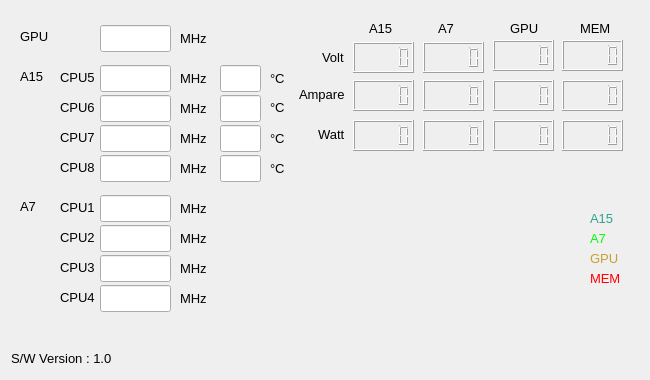
First picture: the form in displaysysinfo.ui, repository leeseungcheol/EnergyMonitor, before the edit.
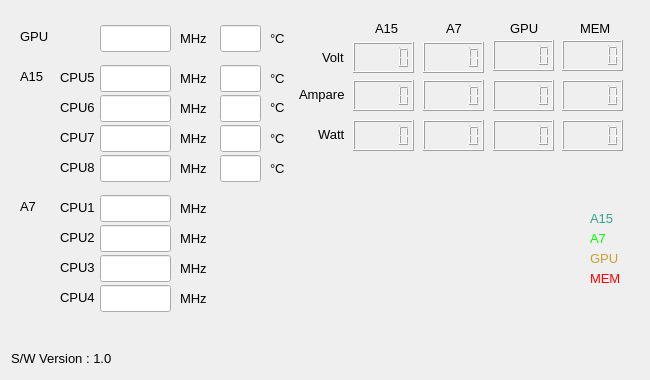
Second picture: the form after the edit. Custom widgets are drawn as their Qt base class.

Commit message: update xu3 system info v1.0

Patch:
```diff
--- a/displaysysinfo.ui
+++ b/displaysysinfo.ui
@@ -566,7 +566,7 @@
   <widget class="QLabel" name="label_13">
    <property name="geometry">
     <rect>
-     <x>369</x>
+     <x>375</x>
      <y>20</y>
      <width>31</width>
      <height>17</height>
@@ -584,9 +584,9 @@
   <widget class="QLabel" name="label_14">
    <property name="geometry">
     <rect>
-     <x>438</x>
+     <x>446</x>
      <y>20</y>
-     <width>31</width>
+     <width>21</width>
      <height>17</height>
     </rect>
    </property>
@@ -1020,6 +1020,40 @@
     <string>S/W Version : 1.0</string>
    </property>
   </widget>
+  <widget class="QLabel" name="label_38">
+   <property name="geometry">
+    <rect>
+     <x>270</x>
+     <y>30</y>
+     <width>21</width>
+     <height>17</height>
+    </rect>
+   </property>
+   <property name="font">
+    <font>
+     <pointsize>10</pointsize>
+    </font>
+   </property>
+   <property name="text">
+    <string>°C</string>
+   </property>
+  </widget>
+  <widget class="QLineEdit" name="GPUTempEdit">
+   <property name="geometry">
+    <rect>
+     <x>220</x>
+     <y>25</y>
+     <width>41</width>
+     <height>27</height>
+    </rect>
+   </property>
+   <property name="alignment">
+    <set>Qt::AlignRight|Qt::AlignTrailing|Qt::AlignVCenter</set>
+   </property>
+   <property name="readOnly">
+    <bool>true</bool>
+   </property>
+  </widget>
  </widget>
  <layoutdefault spacing="6" margin="11"/>
  <customwidgets>
```
The commit also changes 2 other files.
